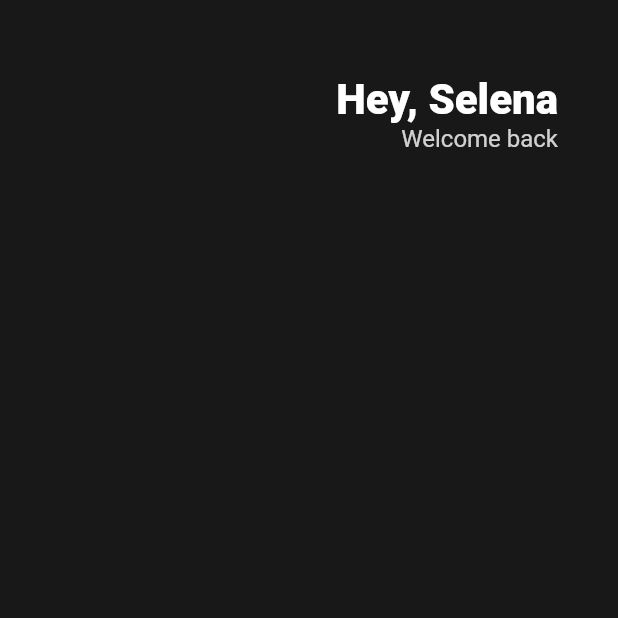
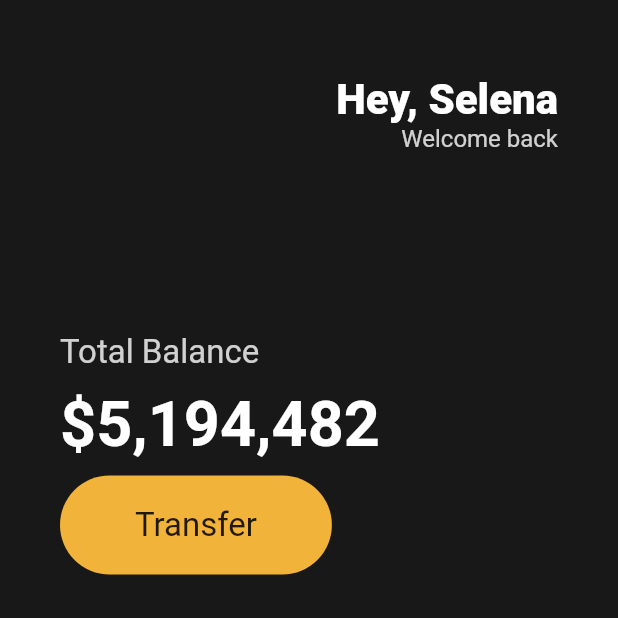
Before and after one commit to beetrbgus/flutter_UIChanllenge, a Flutter app: the screen it shows after launch, on a phone screen of 412 x 824 dp, the top half of it. Run offline on Flutter 3.47's test engine with Material 2 defaults, Android fonts, the phone set to English and light mode, and no system bars.

Commit message:
padding 사용해서 위젯 간 거리두기

```diff
--- a/lib/main.dart
+++ b/lib/main.dart
@@ -9,10 +9,11 @@ class App extends StatelessWidget {
   Widget build(BuildContext context) {
     return MaterialApp(
       home: Scaffold(
-        backgroundColor: Color(0xFF181818),
+        backgroundColor: const Color(0xFF181818),
         body: Padding(
-          padding: EdgeInsets.symmetric(horizontal: 40),
+          padding: const EdgeInsets.symmetric(horizontal: 40),
           child: Column(
+            crossAxisAlignment: CrossAxisAlignment.start,
             children: [
               Row(
                 mainAxisAlignment: MainAxisAlignment.end,
@@ -20,8 +21,8 @@ class App extends StatelessWidget {
                   Column(
                     crossAxisAlignment: CrossAxisAlignment.end,
                     children: [
-                      SizedBox(height: 50),
-                      Text(
+                      const SizedBox(height: 50),
+                      const Text(
                         'Hey, Selena',
                         style: TextStyle(
                           color: Colors.white,
@@ -39,7 +40,50 @@ class App extends StatelessWidget {
                     ],
                   ),
                 ],
-              )
+              ),
+              const SizedBox(
+                height: 120,
+              ),
+              Text(
+                'Total Balance',
+                style: TextStyle(
+                  fontSize: 22,
+                  color: Colors.white.withOpacity(0.8),
+                ),
+              ),
+              const SizedBox(
+                height: 10,
+              ),
+              const Text(
+                '\$5,194,482',
+                style: TextStyle(
+                  fontWeight: FontWeight.w600,
+                  fontSize: 42,
+                  color: Colors.white,
+                ),
+              ),
+              const SizedBox(
+                height: 10,
+              ),
+              Row(
+                children: [
+                  Container(
+                    decoration: BoxDecoration(
+                        color: const Color(0xffF2B33A),
+                        borderRadius: BorderRadius.circular(35)),
+                    child: const Padding(
+                      padding:
+                          EdgeInsets.symmetric(vertical: 20, horizontal: 50),
+                      child: Text(
+                        'Transfer',
+                        style: TextStyle(
+                          fontSize: 22,
+                        ),
+                      ),
+                    ),
+                  )
+                ],
+              ),
             ],
           ),
         ),
```
